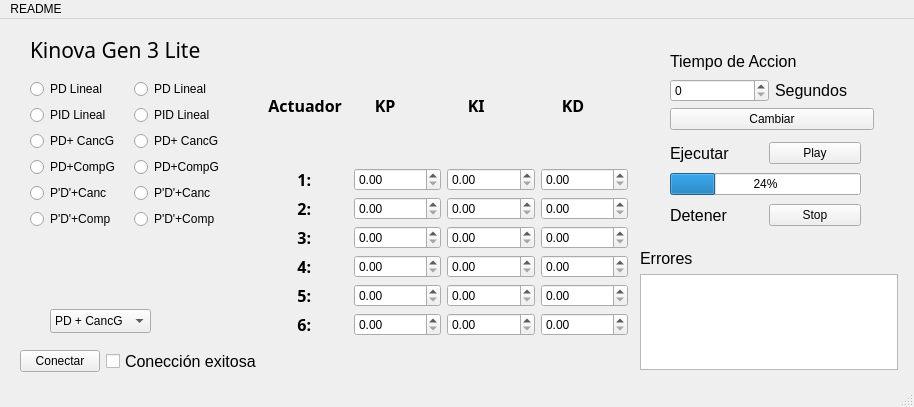
The window that mainwindow.ui (JeanPons183/InterfazKinova) describes before a commit, drawn with Qt 5.
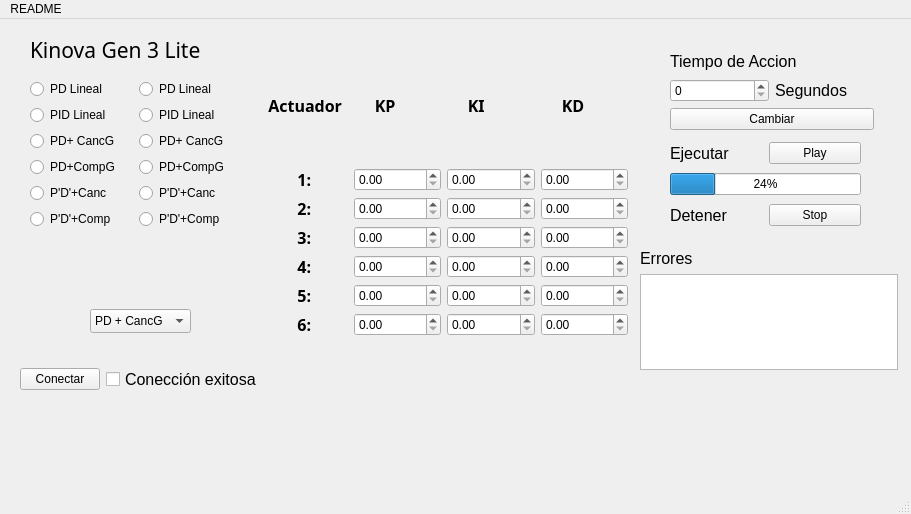
The same window after the commit.

Commit message: Modificacion estructura controladores

```diff
--- a/mainwindow.ui
+++ b/mainwindow.ui
@@ -6,8 +6,8 @@
    <rect>
     <x>0</x>
     <y>0</y>
-    <width>914</width>
-    <height>407</height>
+    <width>911</width>
+    <height>514</height>
    </rect>
   </property>
   <property name="windowTitle">
@@ -39,7 +39,7 @@
       <x>20</x>
       <y>330</y>
       <width>242</width>
-      <height>26</height>
+      <height>61</height>
      </rect>
     </property>
     <layout class="QGridLayout" name="ConectarLO">
@@ -543,7 +543,7 @@
    <widget class="QComboBox" name="comboBox">
     <property name="geometry">
      <rect>
-      <x>50</x>
+      <x>90</x>
       <y>290</y>
       <width>101</width>
       <height>24</height>
@@ -570,7 +570,7 @@
      <rect>
       <x>30</x>
       <y>60</y>
-      <width>202</width>
+      <width>211</width>
       <height>211</height>
      </rect>
     </property>
@@ -669,7 +669,7 @@
      </item>
     </layout>
    </widget>
-   <widget class="QWidget" name="">
+   <widget class="QWidget" name="layoutWidget">
     <property name="geometry">
      <rect>
       <x>640</x>
@@ -703,7 +703,7 @@
     <rect>
      <x>0</x>
      <y>0</y>
-     <width>914</width>
+     <width>911</width>
      <height>21</height>
     </rect>
    </property>
```
Left out of the diff: 12 changed lines with no effect on the pictures. The commit also changes 2 other files.
